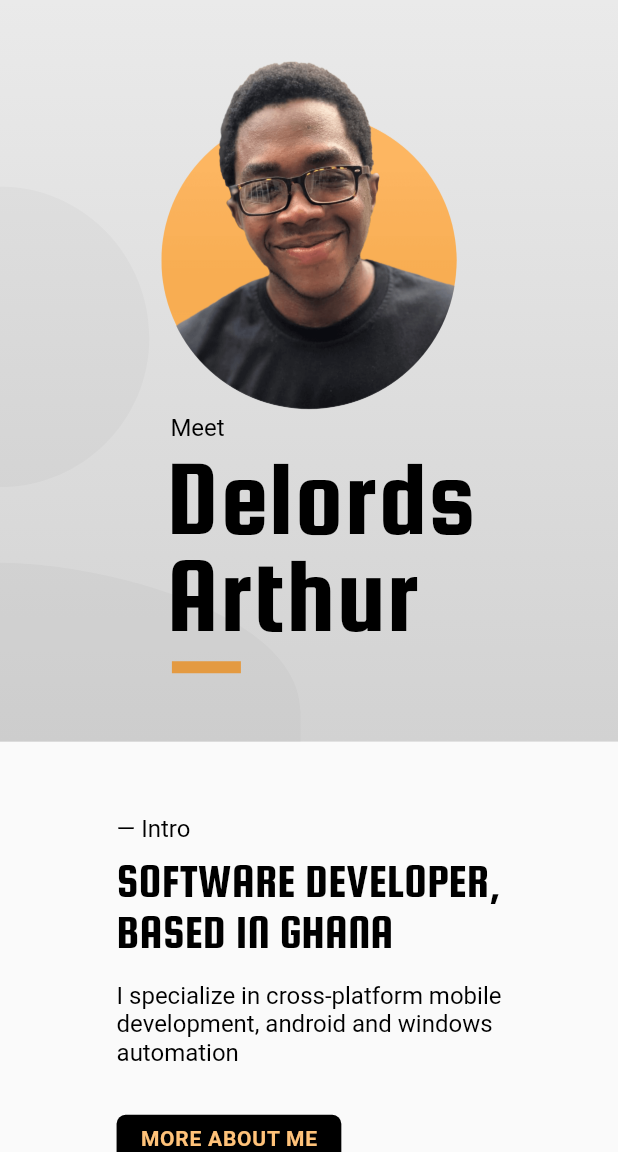
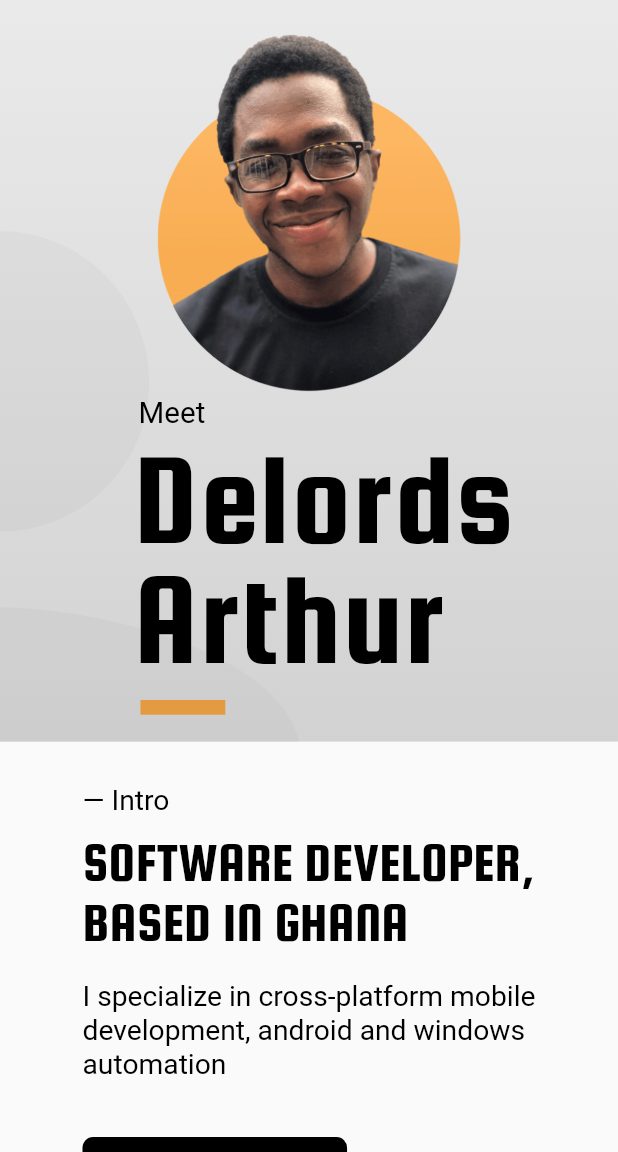
Before and after one commit to thearthurdev/arthurdev, a Flutter app: the screen it shows after launch, on a phone screen of 412 x 824 dp, the part 84-1236 px from its top. Run offline on Flutter 3.47's test engine with Material 2 defaults, Android fonts, the phone set to English and light mode, and no system bars; missing offline and left inert: webfeed; Roboto replaces fonts that are missing (Sen).

Commit message:
fix some mobile layout, add fade for alt section above

```diff
--- a/lib/pages/mobile_home_page.dart
+++ b/lib/pages/mobile_home_page.dart
@@ -25,7 +25,6 @@ class MobileHomePage extends StatefulWidget {
 class _MobileHomePageState extends State<MobileHomePage> {
   ScrollController _scrollController;
   double _scrollControllerExtentBefore;
-  double _scrollControllerOffset;
 
   @override
   void initState() {
@@ -33,7 +32,6 @@ class _MobileHomePageState extends State<MobileHomePage> {
 
     _scrollController = ScrollController()..addListener(_handleScrollEvents);
     _scrollControllerExtentBefore = 0.0;
-    _scrollControllerOffset = 0.0;
   }
 
   @override
@@ -43,9 +41,9 @@ class _MobileHomePageState extends State<MobileHomePage> {
   }
 
   void _handleScrollEvents() {
-    setState(() {
-      _scrollControllerOffset = _scrollController.offset;
-    });
+    context
+        .read<HomePageProvider>()
+        .changeScrollOffset(_scrollController.offset);
 
     context
         .read<HomePageProvider>()
@@ -108,39 +106,35 @@ class _MobileHomePageState extends State<MobileHomePage> {
                 ],
               ),
               SliverDetailsSection(
-                scrollOffset: _scrollControllerOffset -
-                    (kScreenHeight(context) * 0) -
-                    (kToolbarHeight * 0),
+                sectionIndex: 0,
                 child: IntroDetailsSection(),
               ),
               SliverInfoSection(
+                sectionIndex: 0,
                 child: IntroInfoSection(),
               ),
               SliverDetailsSection(
-                scrollOffset: _scrollControllerOffset -
-                    (kScreenHeight(context) * 1) -
-                    (kToolbarHeight * 1),
+                sectionIndex: 1,
                 child: PortfolioDetailsSection(),
               ),
               SliverInfoSection(
+                sectionIndex: 1,
                 child: PortfolioInfoSection(),
               ),
               SliverDetailsSection(
-                scrollOffset: _scrollControllerOffset -
-                    (kScreenHeight(context) * 2) -
-                    (kToolbarHeight * 2),
+                sectionIndex: 2,
                 child: BlogDetailsSection(),
               ),
               SliverInfoSection(
+                sectionIndex: 2,
                 child: BlogInfoSection(),
               ),
               SliverDetailsSection(
-                scrollOffset: _scrollControllerOffset -
-                    (kScreenHeight(context) * 3) -
-                    (kToolbarHeight * 3),
+                sectionIndex: 3,
                 child: JobDetailsSection(),
               ),
               SliverInfoSection(
+                sectionIndex: 3,
                 child: JobInfoSection(),
               ),
               SliverToBoxAdapter(
@@ -154,33 +148,23 @@ class _MobileHomePageState extends State<MobileHomePage> {
   }
 }
 
-class SliverDetailsSection extends StatefulWidget {
+class SliverDetailsSection extends StatelessWidget {
   const SliverDetailsSection({
     @required this.child,
-    this.scrollOffset,
     this.sectionIndex,
   });
 
   final Widget child;
-  final double scrollOffset;
   final int sectionIndex;
 
   @override
-  _SliverDetailsSectionState createState() => _SliverDetailsSectionState();
-}
+  Widget build(BuildContext context) {
+    double scrollOffset =
+        context.watch<HomePageProvider>().mobileViewScrollControllerOffset;
 
-class _SliverDetailsSectionState extends State<SliverDetailsSection> {
-  double _offset;
-
-  @override
-  void initState() {
-    super.initState();
-    _offset = 0.0;
-  }
-
-  @override
-  Widget build(BuildContext context) {
-    _offset = widget.scrollOffset;
+    double opacityOffset = scrollOffset -
+        kToolbarHeight -
+        (kScreenHeight(context) * sectionIndex);
 
     return SliverPersistentHeader(
       pinned: true,
@@ -188,10 +172,10 @@ class _SliverDetailsSectionState extends State<SliverDetailsSection> {
         minHeight: 0.0,
         maxHeight: kScreenHeight(context) * 0.6,
         child: Opacity(
-          opacity: (1 - _offset / 500).clamp(0.4, 1.0),
+          opacity: (1 - opacityOffset / 500).clamp(0.4, 1.0),
           child: Container(
             height: kScreenHeight(context) * 0.6,
-            child: widget.child,
+            child: child,
           ),
         ),
       ),
@@ -200,16 +184,35 @@ class _SliverDetailsSectionState extends State<SliverDetailsSection> {
 }
 
 class SliverInfoSection extends StatelessWidget {
-  const SliverInfoSection({@required this.child});
+  const SliverInfoSection({
+    @required this.child,
+    this.sectionIndex,
+  });
 
   final Widget child;
+  final int sectionIndex;
 
   @override
   Widget build(BuildContext context) {
+    double scrollOffset =
+        context.watch<HomePageProvider>().mobileViewScrollControllerOffset;
+
+    double opacityOffset = scrollOffset -
+        kToolbarHeight -
+        (kScreenHeight(context) * 0.4) -
+        (kScreenHeight(context) * sectionIndex);
+
     return SliverToBoxAdapter(
-      child: Container(
-        height: kScreenHeight(context) * 0.4,
-        child: child,
+      child: Opacity(
+        opacity: (1 - opacityOffset / 500).clamp(0.0, 1.0),
+        child: Container(
+          height: kScreenHeight(context) * 0.4,
+          child: FittedBox(
+            child: Center(
+              child: child,
+            ),
+          ),
+        ),
       ),
     );
   }
--- a/lib/providers/home_page_provider.dart
+++ b/lib/providers/home_page_provider.dart
@@ -4,19 +4,18 @@ import 'package:flutter/material.dart';
 class HomePageProvider extends ChangeNotifier {
   int _currentSection = 0;
   int _currentPortfolioPage = 0;
+  double _mobileViewScrollControllerOffset = 0.0;
 
   int get currentPortfolioPage => _currentPortfolioPage;
   int get currentSection => _currentSection;
+  double get mobileViewScrollControllerOffset =>
+      _mobileViewScrollControllerOffset;
 
   void changeCurrentSection(double offset) {
-    if (offset <= kSectionScrollOffsets[1])
-      _currentSection = 0;
-    if (offset >= kSectionScrollOffsets[1])
-      _currentSection = 1;
-    if (offset >= kSectionScrollOffsets[2])
-      _currentSection = 2;
-    if (offset >= kSectionScrollOffsets[3])
-      _currentSection = 3;
+    if (offset <= kSectionScrollOffsets[1]) _currentSection = 0;
+    if (offset >= kSectionScrollOffsets[1]) _currentSection = 1;
+    if (offset >= kSectionScrollOffsets[2]) _currentSection = 2;
+    if (offset >= kSectionScrollOffsets[3]) _currentSection = 3;
 
     notifyListeners();
   }
@@ -25,4 +24,9 @@ class HomePageProvider extends ChangeNotifier {
     _currentPortfolioPage = page;
     notifyListeners();
   }
+
+  void changeScrollOffset(double offset) {
+    _mobileViewScrollControllerOffset = offset;
+    notifyListeners();
+  }
 }
--- a/lib/sections/blog_details_section.dart
+++ b/lib/sections/blog_details_section.dart
@@ -68,6 +68,7 @@ class BlogDetailsSection extends StatelessWidget {
 
   Widget _buildMobileView(BuildContext context) {
     return Container(
+      key: kBlogSectionKey,
       decoration: BoxDecoration(
         gradient: LinearGradient(
           begin: Alignment.topRight,
--- a/lib/sections/intro_details_section.dart
+++ b/lib/sections/intro_details_section.dart
@@ -58,6 +58,7 @@ class IntroDetailsSection extends StatelessWidget {
 
   Widget _buildMobileView(BuildContext context) {
     return Container(
+      key: kIntroSectionKey,
       decoration: BoxDecoration(
         gradient: LinearGradient(
           begin: Alignment.topCenter,
@@ -71,7 +72,7 @@ class IntroDetailsSection extends StatelessWidget {
       child: Stack(
         children: [
           Positioned(
-            top: kScreenHeight(context) * 0.03,
+            bottom: -160.0,
             left: -300.0,
             child: Opacity(
               opacity: 0.02,
--- a/lib/sections/intro_info_section.dart
+++ b/lib/sections/intro_info_section.dart
@@ -1,19 +1,19 @@
 import 'package:arthurdev/utils/consts.dart';
 import 'package:arthurdev/utils/responsive_view_util.dart';
 import 'package:flutter/material.dart';
-import 'package:arthurdev/widgets/info_action_box.dart';
+import 'package:arthurdev/widgets/info_action_widget.dart';
 import 'package:url_launcher/url_launcher.dart';
 
 class IntroInfoSection extends StatelessWidget {
   @override
   Widget build(BuildContext context) {
     return Container(
-      key: kIntroSectionKey,
-      height: kScreenHeight(context),
+      key: kIsDesktop(context) ? kIntroSectionKey : null,
+      height: kIsDesktop(context) ? kScreenHeight(context) : null,
       child: Column(
         mainAxisAlignment: MainAxisAlignment.center,
         children: [
-          InfoActionBox(
+          InfoActionWidget(
             sectionTitle: 'Intro',
             heading: 'Software Developer,\nbased in Ghana',
             body:
--- a/lib/sections/job_details_section.dart
+++ b/lib/sections/job_details_section.dart
@@ -27,6 +27,7 @@ class _JobDetailsSectionState extends State<JobDetailsSection> {
   @override
   Widget build(BuildContext context) {
     return Container(
+      key: kIsDesktop(context) ? null : kJobSectionKey,
       decoration: BoxDecoration(
         gradient: LinearGradient(
           begin: Alignment.topLeft,
--- a/lib/sections/portfolio_details_section.dart
+++ b/lib/sections/portfolio_details_section.dart
@@ -10,7 +10,8 @@ class PortfolioDetailsSection extends StatefulWidget {
   const PortfolioDetailsSection({Key key}) : super(key: key);
 
   @override
-  _PortfolioDetailsSectionState createState() => _PortfolioDetailsSectionState();
+  _PortfolioDetailsSectionState createState() =>
+      _PortfolioDetailsSectionState();
 }
 
 class _PortfolioDetailsSectionState extends State<PortfolioDetailsSection> {
@@ -27,6 +28,7 @@ class _PortfolioDetailsSectionState extends State<PortfolioDetailsSection> {
   @override
   Widget build(BuildContext context) {
     return Container(
+      key: kIsDesktop(context) ? null : kPortfolioSectionKey,
       decoration: BoxDecoration(
         gradient: LinearGradient(
           begin: Alignment.topCenter,
--- a/lib/widgets/info_action_box.dart
+++ /dev/null
@@ -1,97 +0,0 @@
-import 'package:arthurdev/utils/consts.dart';
-import 'package:flutter/material.dart';
-
-class InfoActionBox extends StatelessWidget {
-  const InfoActionBox({
-    Key key,
-    this.sectionTitle,
-    this.heading,
-    this.body,
-    this.actionText,
-    this.onActionTap,
-    this.leftIndent,
-  }) : super(key: key);
-
-  final String sectionTitle;
-  final String heading;
-  final String body;
-  final String actionText;
-  final Function onActionTap;
-  final double leftIndent;
-
-  @override
-  Widget build(BuildContext context) {
-    return FittedBox(
-      child: Container(
-        margin: EdgeInsets.all(24.0),
-        child: Column(
-          crossAxisAlignment: CrossAxisAlignment.start,
-          mainAxisSize: MainAxisSize.min,
-          children: [
-            sectionTitle == null
-                ? SizedBox()
-                : Text(
-                    '— $sectionTitle',
-                    maxLines: 1,
-                    overflow: TextOverflow.ellipsis,
-                    style: kSectionInfoTextStyle,
-                  ),
-            SizedBox(height: sectionTitle == null ? 0.0 : 8.0),
-            heading == null
-                ? SizedBox()
-                : Text(
-                    heading.toUpperCase(),
-                    maxLines: 4,
-                    overflow: TextOverflow.ellipsis,
-                    style: kSectionHeaderTextStyle,
-                  ),
-            SizedBox(height: body == null ? 0.0 : 16.0),
-            body == null
-                ? SizedBox()
-                : Text(
-                    body,
-                    maxLines: 4,
-                    overflow: TextOverflow.ellipsis,
-                    style: kSectionInfoTextStyle,
-                  ),
-            SizedBox(height: actionText == null ? 0.0 : 32.0),
-            actionText == null
-                ? SizedBox()
-                : Container(
-                    decoration: BoxDecoration(
-                      color: kPrimaryColorDark,
-                      borderRadius: kBorderRadius,
-                    ),
-                    child: Material(
-                      type: MaterialType.transparency,
-                      child: InkWell(
-                        onTap: onActionTap ?? () {},
-                        borderRadius: kBorderRadius,
-                        child: Padding(
-                          padding: const EdgeInsets.symmetric(
-                            horizontal: 16.0,
-                            vertical: 8.0,
-                          ),
-                          child: Row(
-                            mainAxisSize: MainAxisSize.min,
-                            children: [
-                              Flexible(
-                                child: Text(
-                                  actionText.toUpperCase(),
-                                  maxLines: 1,
-                                  overflow: TextOverflow.ellipsis,
-                                  style: kActionButtonTextStyle,
-                                ),
-                              ),
-                            ],
-                          ),
-                        ),
-                      ),
-                    ),
-                  ),
-          ],
-        ),
-      ),
-    );
-  }
-}
--- /dev/null
+++ b/lib/widgets/info_action_widget.dart
@@ -0,0 +1,95 @@
+import 'package:arthurdev/utils/consts.dart';
+import 'package:flutter/material.dart';
+
+class InfoActionWidget extends StatelessWidget {
+  const InfoActionWidget({
+    Key key,
+    this.sectionTitle,
+    this.heading,
+    this.body,
+    this.actionText,
+    this.onActionTap,
+    this.leftIndent,
+  }) : super(key: key);
+
+  final String sectionTitle;
+  final String heading;
+  final String body;
+  final String actionText;
+  final Function onActionTap;
+  final double leftIndent;
+
+  @override
+  Widget build(BuildContext context) {
+    return Container(
+      margin: EdgeInsets.all(24.0),
+      child: Column(
+        crossAxisAlignment: CrossAxisAlignment.start,
+        mainAxisSize: MainAxisSize.min,
+        children: [
+          sectionTitle == null
+              ? SizedBox()
+              : Text(
+                  '— $sectionTitle',
+                  maxLines: 1,
+                  overflow: TextOverflow.ellipsis,
+                  style: kSectionInfoTextStyle,
+                ),
+          SizedBox(height: sectionTitle == null ? 0.0 : 8.0),
+          heading == null
+              ? SizedBox()
+              : Text(
+                  heading.toUpperCase(),
+                  maxLines: 4,
+                  overflow: TextOverflow.ellipsis,
+                  style: kSectionHeaderTextStyle,
+                ),
+          SizedBox(height: body == null ? 0.0 : 16.0),
+          body == null
+              ? SizedBox()
+              : Text(
+                  body,
+                  maxLines: 4,
+                  overflow: TextOverflow.ellipsis,
+                  style: kSectionInfoTextStyle,
+                ),
+          SizedBox(height: actionText == null ? 0.0 : 32.0),
+          actionText == null
+              ? SizedBox()
+              : Container(
+                  decoration: BoxDecoration(
+                    color: kPrimaryColorDark,
+                    borderRadius: kBorderRadius,
+                  ),
+                  child: Material(
+                    type: MaterialType.transparency,
+                    child: InkWell(
+                      onTap: onActionTap ?? () {},
+                      borderRadius: kBorderRadius,
+                      child: Padding(
+                        padding: const EdgeInsets.symmetric(
+                          horizontal: 16.0,
+                          vertical: 8.0,
+                        ),
+                        child: Row(
+                          mainAxisSize: MainAxisSize.min,
+                          children: [
+                            Flexible(
+                              child: Text(
+                                actionText.toUpperCase(),
+                                maxLines: 1,
+                                overflow: TextOverflow.ellipsis,
+                                style: kActionButtonTextStyle,
+                              ),
+                            ),
+                          ],
+                        ),
+                      ),
+                    ),
+                  ),
+                ),
+        ],
+      ),
+    );
+  }
+}
--- a/lib/widgets/navigation_menu.dart
+++ b/lib/widgets/navigation_menu.dart
@@ -38,7 +38,6 @@ class NavigationMenu extends StatelessWidget {
                         kNavigationDestinations[i].toUpperCase(),
                         style: kNavigationDestinationTextStyle.copyWith(
                           fontSize: 14.0,
-                            fontWeight: FontWeight.w400,
                           color: kPrimaryColorDark,
                         ),
                       ),
--- a/lib/widgets/profile.dart
+++ b/lib/widgets/profile.dart
@@ -45,29 +45,26 @@ class Profile extends StatelessWidget {
   Widget _buildMobileView(BuildContext context) {
     return SingleChildScrollView(
       physics: NeverScrollableScrollPhysics(),
-      padding: EdgeInsets.fromLTRB(
-        kScreenWidthAwareSize(60.0, context),
-        kScreenHeightAwareSize(30.0, context),
-        kScreenWidthAwareSize(60.0, context),
-        kScreenHeightAwareSize(30.0, context),
+      child: Center(
+        child: Container(
+          padding: EdgeInsets.all(
+            kScreenWidthAwareSize(30.0, context),
           ),
-      child: Center(
+          height: kScreenHeight(context) * 0.6,
           child: FittedBox(
             child: Column(
               mainAxisAlignment: MainAxisAlignment.center,
               mainAxisSize: MainAxisSize.min,
               children: [
                 profilePic(
-                width: 200.0,
-                height: 240.0,
+                  height: 200.0,
                 ),
-              Flexible(
-                child: Padding(
+                Padding(
                   padding: const EdgeInsets.only(left: 16.0),
                   child: profileName(),
                 ),
+              ],
             ),
-            ],
           ),
         ),
       ),
```
Also changed, not shown: lib/sections/blog_info_section.dart (+5 -4 lines), lib/sections/job_info_section.dart (+5 -4 lines), lib/sections/portfolio_info_section.dart (+5 -4 lines), lib/utils/consts.dart (+0 -22 lines). Lines whose indentation alone changed are shown as unchanged.
